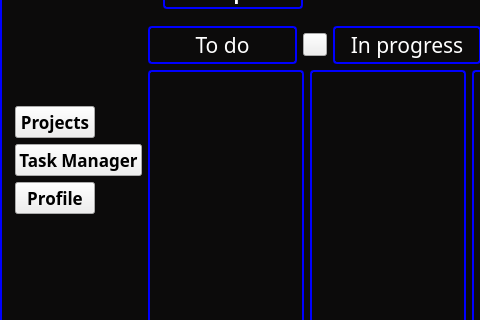
This is ui/MainWindowTaskManager.ui in kiozet/TaskManagerWithAI as Qt 5 draws it before an edit; both pictures show x 0 to 480 and y 187 to 507 of the 805 by 694 pixel window. The edited form follows.
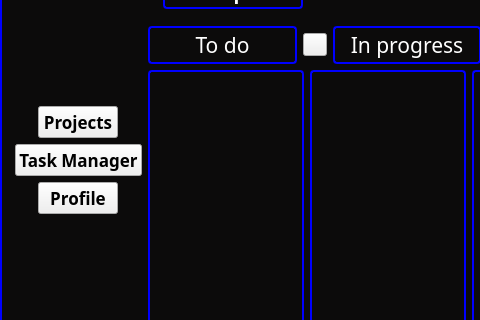
This is the edited form. Icons and pictures are not drawn.

Commit message: Left menu is centered in MainWindowTaskManager

```diff
--- a/ui/MainWindowTaskManager.ui
+++ b/ui/MainWindowTaskManager.ui
@@ -70,7 +70,7 @@
        </property>
       </spacer>
      </item>
-     <item>
+     <item alignment="Qt::AlignHCenter">
       <widget class="QPushButton" name="projectsBtn">
        <property name="enabled">
         <bool>true</bool>
@@ -149,7 +149,7 @@
        </property>
       </widget>
      </item>
-     <item>
+     <item alignment="Qt::AlignHCenter">
       <widget class="QPushButton" name="profileBtn">
        <property name="enabled">
         <bool>true</bool>
```
Left out of the diff: 2 changed lines with no effect on the pictures.
